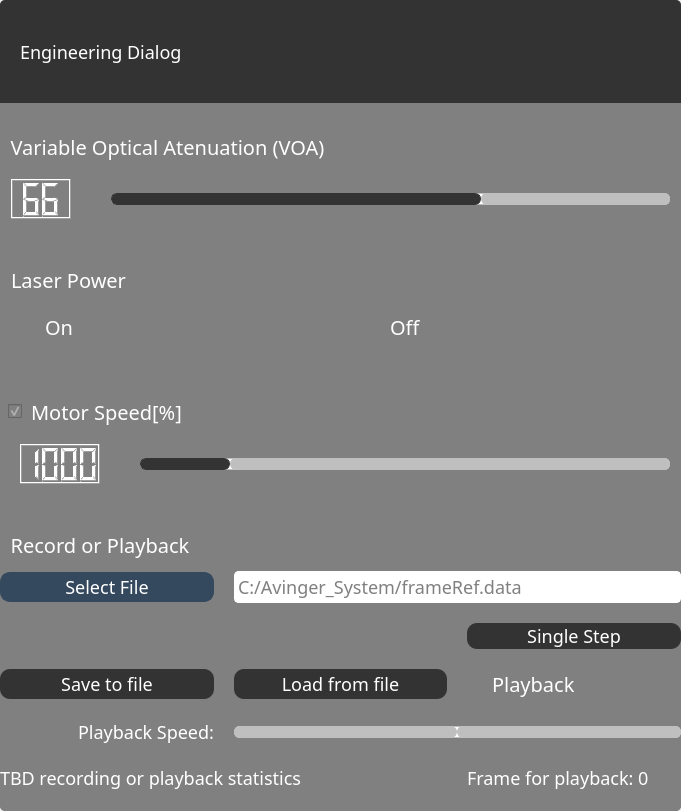
Old version of the form Console/consoleApp/Frontend/Widgets/engineeringdialog.ui in the repository laszlo-avotra-tips/consoleApp.
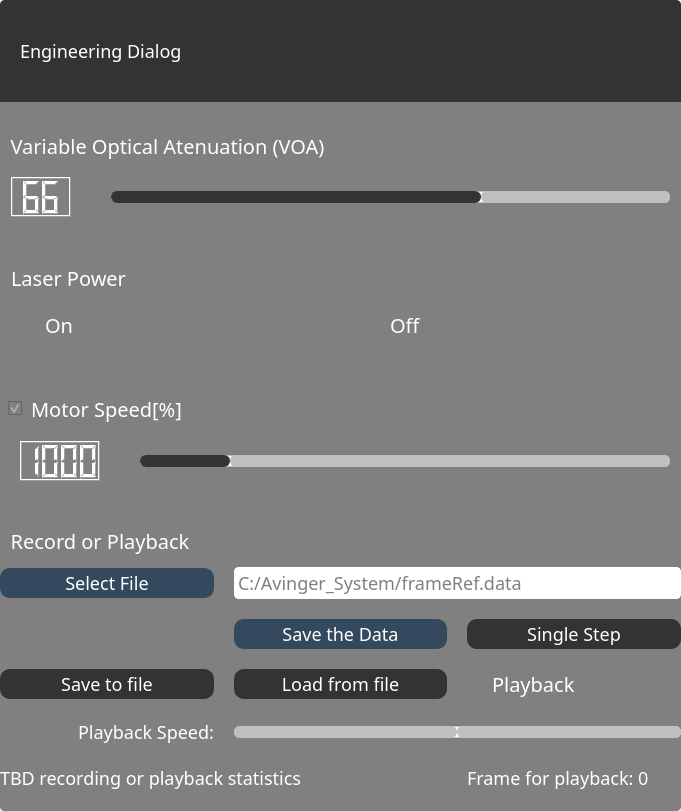
New version of the form. Icons and pictures are not drawn.

```diff
--- a/Console/consoleApp/Frontend/Widgets/engineeringdialog.ui
+++ b/Console/consoleApp/Frontend/Widgets/engineeringdialog.ui
@@ -745,11 +745,33 @@
            <property name="enabled">
             <bool>false</bool>
            </property>
+           <property name="minimumSize">
+            <size>
+             <width>0</width>
+             <height>30</height>
+            </size>
+           </property>
            <property name="text">
             <string>Single Step</string>
            </property>
           </widget>
          </item>
+         <item row="1" column="1">
+          <widget class="QPushButton" name="pushButtonSaveData">
+           <property name="enabled">
+            <bool>true</bool>
+           </property>
+           <property name="minimumSize">
+            <size>
+             <width>120</width>
+             <height>30</height>
+            </size>
+           </property>
+           <property name="text">
+            <string>Save the Data</string>
+           </property>
+          </widget>
+         </item>
         </layout>
        </widget>
       </item>
```
